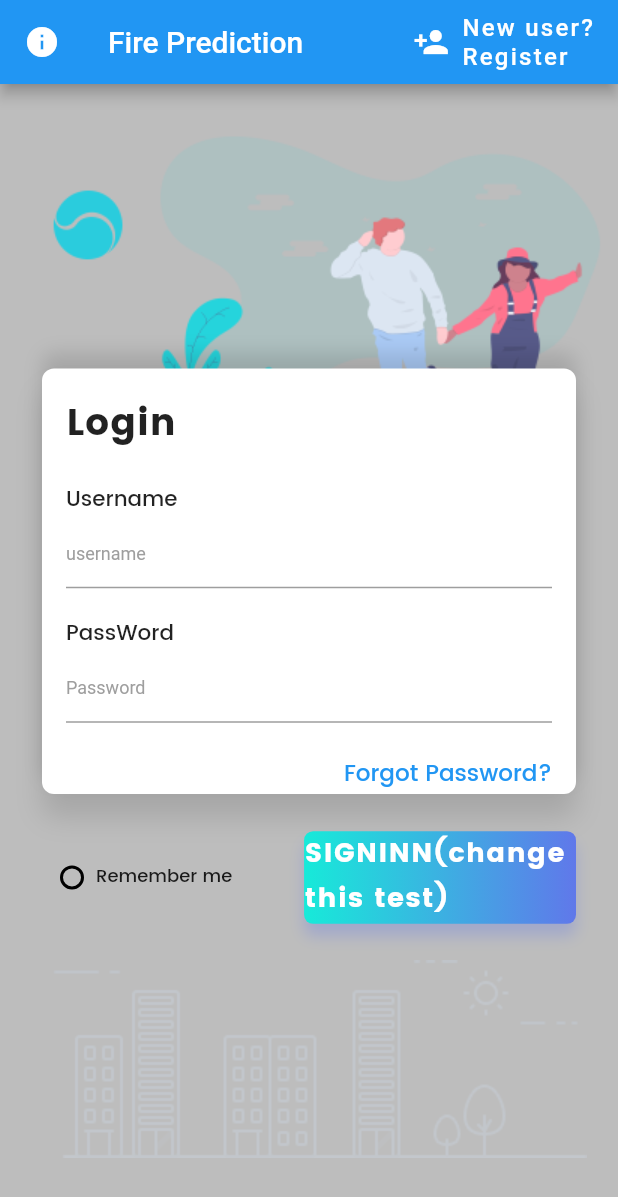
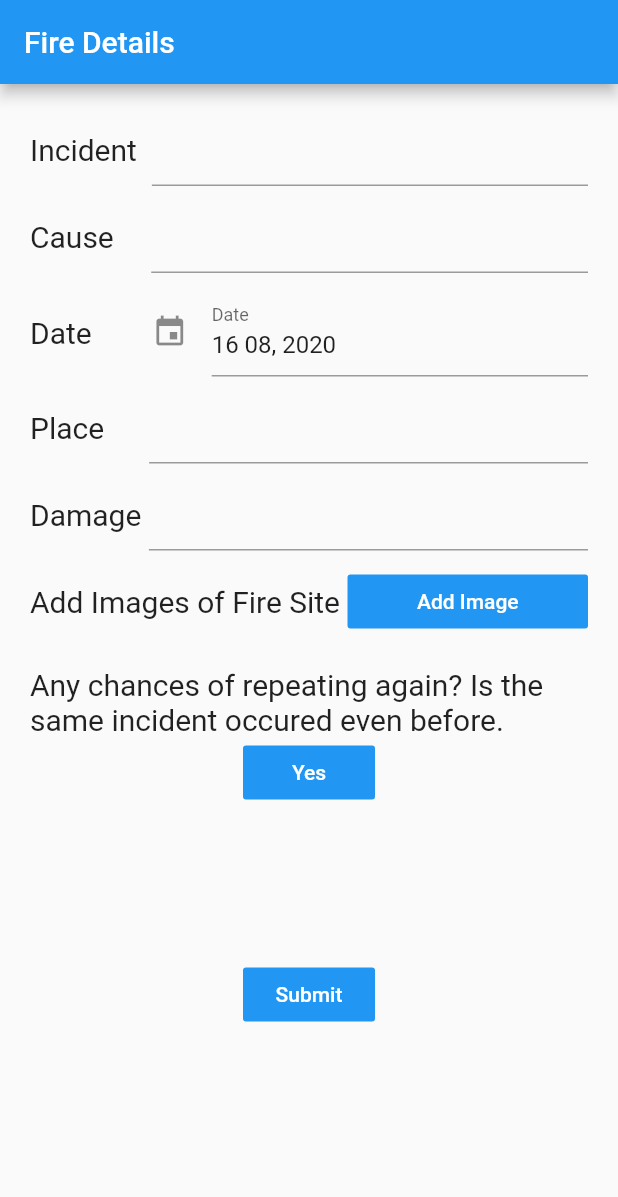
Before and after one commit to nasirbashak/fire-predictions, a Flutter app: the screen it shows after launch, on a phone screen of 412 x 824 dp. Shown: the top 1197 px of the screen. Run offline on Flutter 3.47's test engine with Material 2 defaults, Android fonts, the phone set to English and light mode, and no system bars; drawn by our look-alikes of date_time_picker; our stand-ins replace firebase_auth, flutter_screenutil; accounts and stored records are empty.

Commit message:
added screens

```diff
--- a/lib/main.dart
+++ b/lib/main.dart
@@ -1,5 +1,9 @@
 import 'package:fireprediction/Wrapper.dart';
+import 'package:fireprediction/screens/firedetails/fire_input_details.dart';
+import 'package:fireprediction/screens/view/view_report.dart';
 import 'package:flutter/material.dart';
+
+import 'screens/home/home.dart';
 
 void main() {
   runApp(MyApp());
@@ -34,7 +38,7 @@ class MyApp extends StatelessWidget {
         // closer together (more dense) than on mobile platforms.
         visualDensity: VisualDensity.adaptivePlatformDensity,
       ),
-      home: Wrapper(),
+      home: FireInputDetails(), //Wrapper()
     );
   }
 
--- /dev/null
+++ b/lib/screens/firedetails/fire_input_details.dart
@@ -0,0 +1,196 @@
+
+import 'package:flutter/material.dart';
+import 'package:date_time_picker/date_time_picker.dart';
+
+class FireInputDetails extends StatefulWidget {
+  @override
+  _FireInputDetailsState createState() => _FireInputDetailsState();
+}
+
+class _FireInputDetailsState extends State<FireInputDetails> {
+  @override
+  Widget build(BuildContext context) {
+    return Scaffold(
+      appBar: AppBar(
+        title: Text('Fire Details'),
+      ),
+      body: Container(
+        padding: EdgeInsets.all(20),
+        child: Column(
+          children: <Widget>[
+            Row(
+              children: <Widget>[
+                Text(
+                  'Incident',
+                  style: TextStyle(
+                    fontSize: 20.0,
+                  ),
+                ),
+                SizedBox(
+                  width: 10.0,
+                ),
+                Expanded(
+                  child: TextField(
+                    decoration: InputDecoration(),
+                  ),
+                ),
+              ],
+            ),
+            SizedBox(
+              height: 10.0,
+            ),
+            Row(
+              children: <Widget>[
+                Text(
+                  'Cause',
+                  style: TextStyle(
+                    fontSize: 20.0,
+                  ),
+                ),
+                SizedBox(
+                  width: 25.0,
+                ),
+                Expanded(
+                  child: TextField(
+                    decoration: InputDecoration(),
+                  ),
+                ),
+              ],
+            ),
+            SizedBox(
+              height: 10.0,
+            ),
+            Row(
+              children: <Widget>[
+                Text(
+                  'Date',
+                  style: TextStyle(
+                    fontSize: 20.0,
+                  ),
+                ),
+                SizedBox(
+                  width: 40.0,
+                ),
+                Expanded(
+                  child: DateTimePicker(
+                    dateMask: 'dd MM, yyyy',
+                    initialValue: DateTime.now().toString(),
+                    firstDate: DateTime(2000),
+                    lastDate: DateTime(2100),
+                    icon: Icon(Icons.event),
+                    dateLabelText: 'Date',
+                  ),
+                ),
+              ],
+            ),
+            SizedBox(
+              height: 10.0,
+            ),
+            Row(
+              children: <Widget>[
+                Text(
+                  'Place',
+                  style: TextStyle(
+                    fontSize: 20.0,
+                  ),
+                ),
+                SizedBox(
+                  width: 30.0,
+                ),
+                Expanded(
+                  child: TextField(
+                    decoration: InputDecoration(),
+                  ),
+                ),
+              ],
+            ),
+            SizedBox(
+              height: 10.0,
+            ),
+            Row(
+              children: <Widget>[
+                Text(
+                  'Damage',
+                  style: TextStyle(
+                    fontSize: 20.0,
+                  ),
+                ),
+                SizedBox(
+                  width: 5.0,
+                ),
+                Expanded(
+                  child: TextField(
+                    decoration: InputDecoration(),
+                  ),
+                ),
+              ],
+            ),
+            SizedBox(
+              height: 10.0,
+            ),
+            Row(
+              children: <Widget>[
+                Text(
+                  'Add Images of Fire Site',
+                  style: TextStyle(
+                    fontSize: 20.0,
+                  ),
+                ),
+                SizedBox(
+                  width: 5.0,
+                ),
+                Expanded(
+                  child: FlatButton(
+                    onPressed: () {},
+                    child: Text('Add Image'),
+                    color: Colors.blue,
+                    textColor: Colors.white,
+                  ),
+                ),
+              ],
+            ),
+            SizedBox(
+              height: 20.0,
+            ),
+            Column(
+              mainAxisAlignment: MainAxisAlignment.start,
+              children: <Widget>[
+                Text(
+                  'Any chances of repeating again? Is the same incident occured even before.',
+                  style: TextStyle(fontSize: 20.0),
+                ),
+              ],
+            ),
+            Column(
+              mainAxisAlignment: MainAxisAlignment.start,
+              children: <Widget>[
+                FlatButton(
+                  onPressed: () {
+
+                  },
+                  child: Text('Yes'),
+                  color: Colors.blue,
+                  textColor: Colors.white,
+                ),
+              ],
+            ),
+            SizedBox(height: 100.0,),
+            Column(
+              mainAxisAlignment: MainAxisAlignment.start,
+              children: <Widget>[
+                FlatButton(
+                  onPressed: () {
+
+                  },
+                  child: Text('Submit'),
+                  color: Colors.blue,
+                  textColor: Colors.white,
+                ),
+              ],
+            ),
+          ],
+        ),
+      ),
+    );
+  }
+}
--- a/pubspec.yaml
+++ b/pubspec.yaml
@@ -32,6 +32,7 @@ dependencies:
   provider: ^4.1.3
   firebase_auth: ^0.16.1
   flutter_screenutil: ^0.4.2
+  date_time_picker: ^1.0.0
 
 dev_dependencies:
   flutter_test:
```
Also changed, not shown: lib/screens/home/home.dart (+59 -15 lines), lib/screens/view/view_report.dart (added, +51 -0 lines), pubspec.lock.
